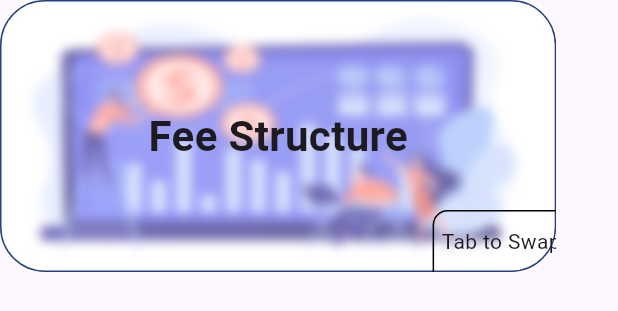
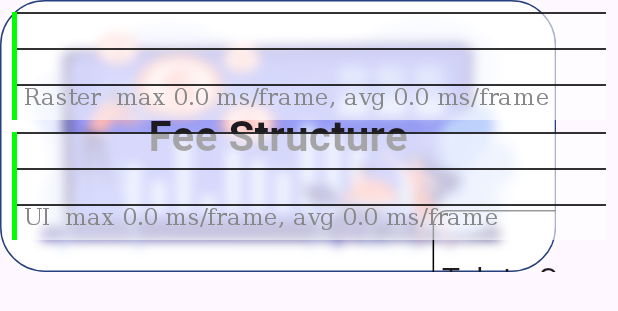
Before and after one commit to WaqasAliAnjum787/elms_complete, a Flutter app: the FrontWidget widget shown alone on an empty page, opened directly, on a phone screen of 412 x 824 dp. Shown: the top 311 px of the screen. Run offline on Flutter 3.47's test engine with Material 2 defaults, Android fonts, the phone set to English and light mode, and no system bars; our stand-ins replace auto_size_text, bloc, dots_indicator, fan_carousel_image_slider, flutter_bloc, glassmorphism; missing offline and left inert: glassmorphism_widgets, neopop, transformable_list_view.

Commit message:
All about ELMS

```diff
--- a/elms_all_page_integrated-main/student_managmane_dashboard-main/lib/Pages/fee_structure/flip_a_card/front_widget.dart
+++ b/elms_all_page_integrated-main/student_managmane_dashboard-main/lib/Pages/fee_structure/flip_a_card/front_widget.dart
@@ -56,7 +56,7 @@ class FrontWidget extends StatelessWidget {
             child: Padding(
               padding:
                   EdgeInsets.only(left: width * 0.012, top: height * 0.012),
-              child: const Text('Tab to Swap'),
+              child: const FittedBox(child: Text('Tab to Swap')),
             ),
           ))
     ]);
--- a/elms_all_page_integrated-main/student_managmane_dashboard-main/lib/main.dart
+++ b/elms_all_page_integrated-main/student_managmane_dashboard-main/lib/main.dart
@@ -21,6 +21,7 @@ class MyApp extends StatelessWidget {
     return BlocProvider(
       create: (context) => CardBloc(),
       child: MaterialApp(
+        showPerformanceOverlay: true,
         debugShowCheckedModeBanner: false,
         title: 'Student Management',
         theme: ThemeData(
```
